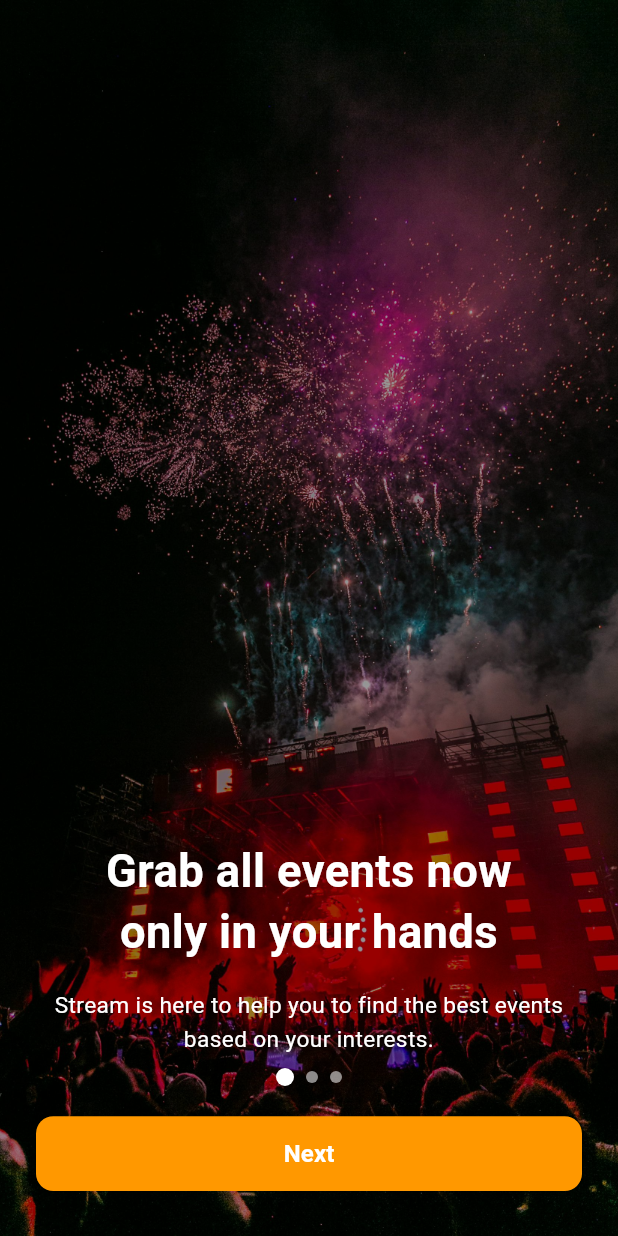
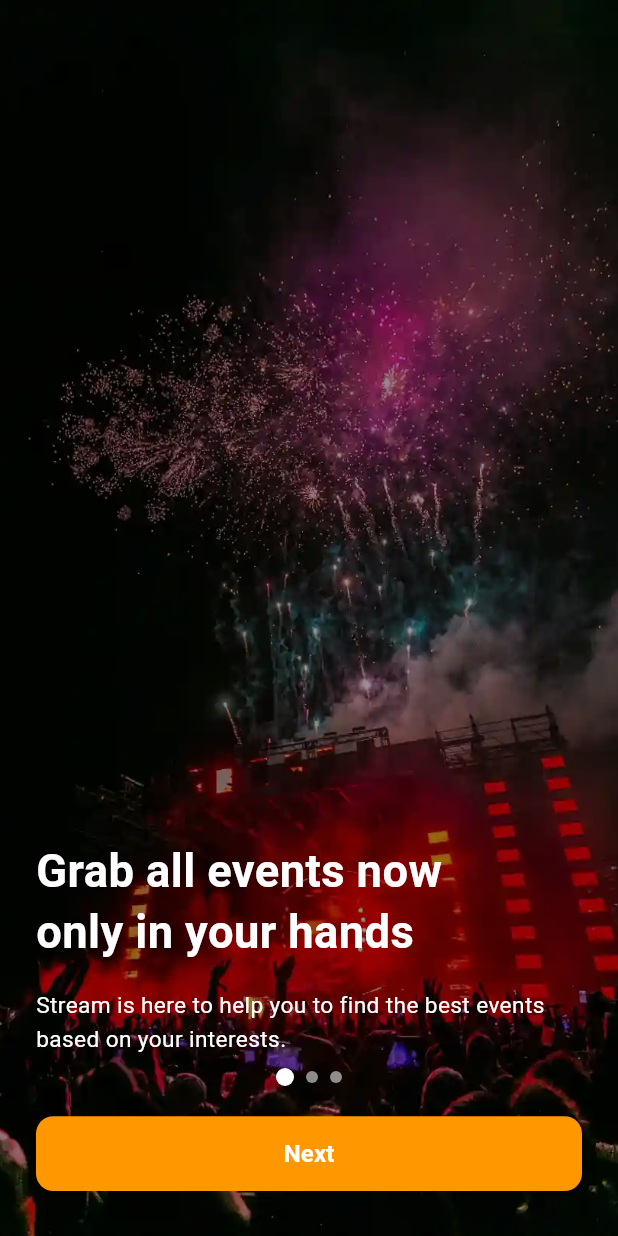
Before and after one commit to malachieborohoul/mourinavent, a Flutter app: the screen it shows after launch, on a phone screen of 412 x 824 dp. Run offline on Flutter 3.47's test engine with Material 3 defaults, Android fonts, the phone set to English and light mode, and no system bars; our stand-ins replace cached_network_image, confetti, equatable, flutter_bloc, flutter_svg, fpdart and 8 more; accounts and stored records are empty; Roboto replaces fonts that are missing (SF Pro Display); statements that could not run were skipped; project files that could hold a hidden picture were left out.

Commit message:
Onboarding with animations

```diff
--- a/lib/core/common/animations/slide_down_tween.dart
+++ b/lib/core/common/animations/slide_down_tween.dart
@@ -1,27 +1,29 @@
 import 'package:flutter/cupertino.dart';
 
-class SlideUpTween extends StatelessWidget {
-  const SlideUpTween({
+class SlideDownTween extends StatelessWidget {
+  const SlideDownTween({
     super.key,
     required this.child,
     this.duration = const Duration(milliseconds: 750),
     this.curve = Curves.easeOut,
     required this.offset,
+    this.delay = 1.0
   });
   final Widget child;
   final double offset;
   final Duration duration;
   final Curve curve;
+   final double delay;
 
   @override
   Widget build(BuildContext context) {
     return TweenAnimationBuilder<double>(
-        tween: Tween(begin: 1.0, end: 0),
+        tween: Tween(begin: delay, end: 0),
         duration: duration,
         curve: curve,
         builder: (context, value, child) {
           return Transform.translate(
-            offset: Offset(0, value * offset),
+            offset: Offset(0, -value * offset),
             child: child,
           );
         },
--- a/lib/core/utils/image_constant.dart
+++ b/lib/core/utils/image_constant.dart
@@ -8,15 +8,15 @@ class ImageConstant {
   static String imgLayer1 = '$imagePath/img_layer_1.svg';
 
   // Onboarding One images
-  static String imgRectangle34624256 = '$imagePath/onboarding1.jpg';
+  static String imgRectangle34624256 = '$imagePath/onboarding1.webp';
 
   // Onboarding Two images
   static String imgRectangle34624256474x388 =
-      '$imagePath/onboarding2.jpg';
+      '$imagePath/onboarding2.webp';
 
   // Onboarding Three images
   static String imgRectangle346242561 =
-      '$imagePath/onboarding3.jpg';
+      '$imagePath/onboarding3.webp';
 
   // Login screen filled images
   static String imgCrossedeye11 = '$imagePath/img_crossedeye1_1.svg';
--- a/lib/features/auth/presentation/screens/onboarding_screen.dart
+++ b/lib/features/auth/presentation/screens/onboarding_screen.dart
@@ -1,4 +1,6 @@
 import 'package:flutter/material.dart';
+import 'package:rinavent/core/common/animations/opacity_tween.dart';
+import 'package:rinavent/core/common/animations/slide_down_tween.dart';
 import 'package:rinavent/core/theme/theme_helper.dart';
 import 'package:rinavent/core/utils/image_constant.dart';
 import 'package:rinavent/core/presentation/widgets/custom_elevated_button.dart';
@@ -114,42 +116,56 @@ class _OnboardingScreenState extends State<OnboardingScreen> {
   }
 
   Widget _buildPage(OnboardingPageModel page) {
-    return Stack(
-      children: [
-        SizedBox.expand(
-          child: Image.asset(
-            gaplessPlayback: true,
-            page.imagePath,
+    return Container(
+      decoration: BoxDecoration(
+        image: DecorationImage(
+          image: AssetImage(page.imagePath),
           fit: BoxFit.cover,
         ),
       ),
-        Container(
+      child: Container(
         color: Colors.black.withOpacity(0.4),
-        ),
-        SafeArea(
+        child: SafeArea(
           child: Padding(
             padding: const EdgeInsets.symmetric(horizontal: 24.0),
             child: Column(
               mainAxisAlignment: MainAxisAlignment.end,
-              crossAxisAlignment: CrossAxisAlignment.center,
+              crossAxisAlignment: CrossAxisAlignment.start,
               children: [
-                Text(
+                SlideDownTween(
+                  offset: 80,
+                  delay: 0.6,
+                  child: OpacityTween(
+                    begin: 0.5,
+                    child: Text(
                       page.title,
-                  textAlign: TextAlign.center,
+                      textAlign: TextAlign.start,
                       style: theme.textTheme.headlineMedium!.copyWith(
                         color: Colors.white,
                         height: 1.36,
                         fontSize: 34.fSize,
                       ),
                     ),
+                  ),
+                ),
                 const SizedBox(height: 16),
-                Text(
+                SlideDownTween(
+                  offset: 80,
+
+                  child: OpacityTween(
+                    begin: 0.5,
+
+                    child: Text(
+
+
                       page.description,
-                  textAlign: TextAlign.center,
+                      textAlign: TextAlign.start,
                       style: theme.textTheme.bodyLarge!.copyWith(
                         color: Colors.white,
                         height: 1.50,
                         fontSize: 17.fSize,
+                      ),
+                    ),
                   ),
                 ),
                 const SizedBox(height: 40),
@@ -167,7 +183,7 @@ class _OnboardingScreenState extends State<OnboardingScreen> {
             ),
           ),
         ),
-      ],
+      ),
     );
   }
 }
```
Also changed, not shown: assets/images/onboarding1.jpg (deleted), assets/images/onboarding1.webp (added), assets/images/onboarding2.jpg (deleted), assets/images/onboarding2.webp (added), assets/images/onboarding3.jpg (deleted), assets/images/onboarding3.webp (added). Lines whose indentation alone changed are shown as unchanged.
